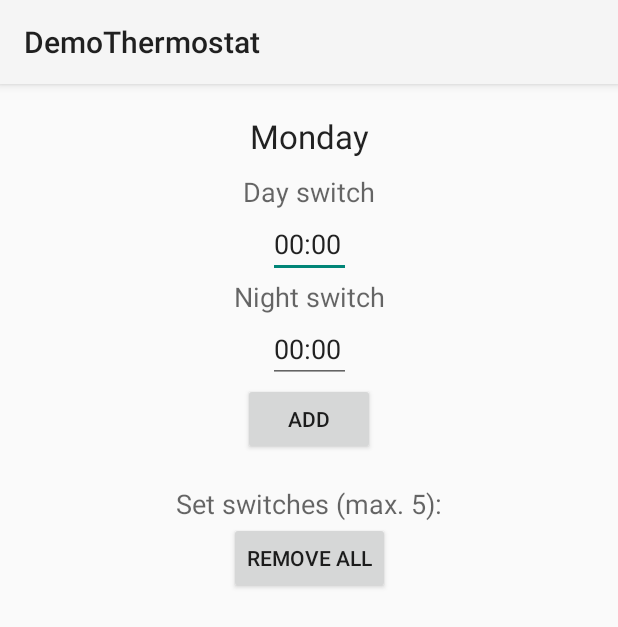
After one commit to HTI-35/Thermostat, an Android app: the Monday screen opened directly, with no data from a screen before it, on a phone screen of 412 x 824 dp. The commit adds this screen. Shown: the top 627 px of the screen. Run offline under Robolectric (Android 15) with nearby library versions, the phone set to English and light mode, and no system bars.

Commit message:
Day activities
Draft idea for Monday activity. Other day activities are empty but
connected

```diff
--- /dev/null
+++ b/DemoThermostat/app/src/main/java/nl/tue/demothermostat/Day.java
@@ -0,0 +1,14 @@
+package nl.tue.demothermostat;
+
+import android.app.Activity;
+import android.os.Bundle;
+
+/**
+ * Created by Anne on 05/06/2015.
+ */
+public class Day extends Activity {
+    @Override
+    protected void onCreate(Bundle savedInstanceState) {
+        super.onCreate(savedInstanceState);
+    }
+}
--- /dev/null
+++ b/DemoThermostat/app/src/main/java/nl/tue/demothermostat/Monday.java
@@ -0,0 +1,15 @@
+package nl.tue.demothermostat;
+
+import android.app.Activity;
+import android.os.Bundle;
+
+/**
+ * Created by Anne on 05/06/2015.
+ */
+public class Monday extends Day {
+    @Override
+    protected void onCreate(Bundle savedInstanceState) {
+        super.onCreate(savedInstanceState);
+        setContentView(R.layout.activity_monday);
+    }
+}
--- /dev/null
+++ b/DemoThermostat/app/src/main/res/layout/activity_friday.xml
@@ -0,0 +1,6 @@
+<?xml version="1.0" encoding="utf-8"?>
+<LinearLayout xmlns:android="http://schemas.android.com/apk/res/android"
+    android:orientation="vertical" android:layout_width="match_parent"
+    android:layout_height="match_parent">
+
+</LinearLayout>
--- /dev/null
+++ b/DemoThermostat/app/src/main/res/layout/activity_monday.xml
@@ -0,0 +1,74 @@
+<?xml version="1.0" encoding="utf-8"?>
+<GridLayout xmlns:android="http://schemas.android.com/apk/res/android"
+    android:orientation="vertical"
+    android:layout_width="match_parent"
+    android:layout_height="match_parent">
+
+    <TextView
+        android:layout_width="wrap_content"
+        android:layout_height="wrap_content"
+        android:textAppearance="?android:attr/textAppearanceLarge"
+        android:text="Monday"
+        android:layout_marginTop="20dp"
+        android:layout_marginBottom="10dp"
+        android:id="@+id/mondayTitle"
+        android:layout_gravity="center_horizontal" />
+
+    <TextView
+        android:layout_width="wrap_content"
+        android:layout_height="wrap_content"
+        android:layout_gravity="center_horizontal"
+        android:textAppearance="?android:attr/textAppearanceMedium"
+        android:text="Day switch"
+        android:id="@+id/mondayDay" />
+
+    <EditText
+        android:layout_width="55dp"
+        android:layout_height="wrap_content"
+        android:inputType="time"
+        android:ems="10"
+        android:id="@+id/setMondayDay"
+        android:layout_gravity="center_horizontal"
+        android:text="00:00" />
+
+    <TextView
+        android:layout_width="wrap_content"
+        android:layout_height="wrap_content"
+        android:textAppearance="?android:attr/textAppearanceMedium"
+        android:text="Night switch"
+        android:layout_gravity="center_horizontal"
+        android:id="@+id/mondayNight" />
+
+    <EditText
+        android:layout_width="55dp"
+        android:layout_height="wrap_content"
+        android:inputType="time"
+        android:ems="10"
+        android:id="@+id/setMondayNight"
+        android:layout_gravity="center_horizontal"
+        android:text="00:00" />
+
+    <Button
+        android:layout_width="wrap_content"
+        android:layout_height="wrap_content"
+        android:layout_gravity="center_horizontal"
+        android:layout_marginBottom="20dp"
+        android:text="Add"
+        android:id="@+id/bMondayNight" />
+
+    <TextView
+        android:layout_width="wrap_content"
+        android:layout_height="wrap_content"
+        android:textAppearance="?android:attr/textAppearanceMedium"
+        android:text="Set switches (max. 5):"
+        android:layout_gravity="center_horizontal"
+        android:id="@+id/mondaySwitches" />
+
+    <Button
+        android:layout_width="wrap_content"
+        android:layout_height="wrap_content"
+        android:layout_gravity="center_horizontal"
+        android:text="Remove All"
+        android:id="@+id/bMondayRemoveAll" />
+
+</GridLayout>
--- /dev/null
+++ b/DemoThermostat/app/src/main/res/layout/activity_saturday.xml
@@ -0,0 +1,6 @@
+<?xml version="1.0" encoding="utf-8"?>
+<LinearLayout xmlns:android="http://schemas.android.com/apk/res/android"
+    android:orientation="vertical" android:layout_width="match_parent"
+    android:layout_height="match_parent">
+
+</LinearLayout>
--- /dev/null
+++ b/DemoThermostat/app/src/main/res/layout/activity_sunday.xml
@@ -0,0 +1,6 @@
+<?xml version="1.0" encoding="utf-8"?>
+<LinearLayout xmlns:android="http://schemas.android.com/apk/res/android"
+    android:orientation="vertical" android:layout_width="match_parent"
+    android:layout_height="match_parent">
+
+</LinearLayout>
--- /dev/null
+++ b/DemoThermostat/app/src/main/res/layout/activity_thursday.xml
@@ -0,0 +1,6 @@
+<?xml version="1.0" encoding="utf-8"?>
+<LinearLayout xmlns:android="http://schemas.android.com/apk/res/android"
+    android:orientation="vertical" android:layout_width="match_parent"
+    android:layout_height="match_parent">
+
+</LinearLayout>
--- /dev/null
+++ b/DemoThermostat/app/src/main/res/layout/activity_tuesday.xml
@@ -0,0 +1,6 @@
+<?xml version="1.0" encoding="utf-8"?>
+<LinearLayout xmlns:android="http://schemas.android.com/apk/res/android"
+    android:orientation="vertical" android:layout_width="match_parent"
+    android:layout_height="match_parent">
+
+</LinearLayout>
--- /dev/null
+++ b/DemoThermostat/app/src/main/res/layout/activity_wednesday.xml
@@ -0,0 +1,6 @@
+<?xml version="1.0" encoding="utf-8"?>
+<LinearLayout xmlns:android="http://schemas.android.com/apk/res/android"
+    android:orientation="vertical" android:layout_width="match_parent"
+    android:layout_height="match_parent">
+
+</LinearLayout>
```
Also changed, not shown: DemoThermostat/app/src/main/AndroidManifest.xml (+28 -0 lines), DemoThermostat/app/src/main/java/nl/tue/demothermostat/Friday.java (added, +14 -0 lines), DemoThermostat/app/src/main/java/nl/tue/demothermostat/Saturday.java (added, +14 -0 lines), DemoThermostat/app/src/main/java/nl/tue/demothermostat/Sunday.java (added, +14 -0 lines), DemoThermostat/app/src/main/java/nl/tue/demothermostat/Thursday.java (added, +14 -0 lines), DemoThermostat/app/src/main/java/nl/tue/demothermostat/Tuesday.java (added, +14 -0 lines), DemoThermostat/app/src/main/java/nl/tue/demothermostat/Wednesday.java (added, +14 -0 lines), DemoThermostat/app/src/main/java/nl/tue/demothermostat/WeekOverview.java (+53 -0 lines).
